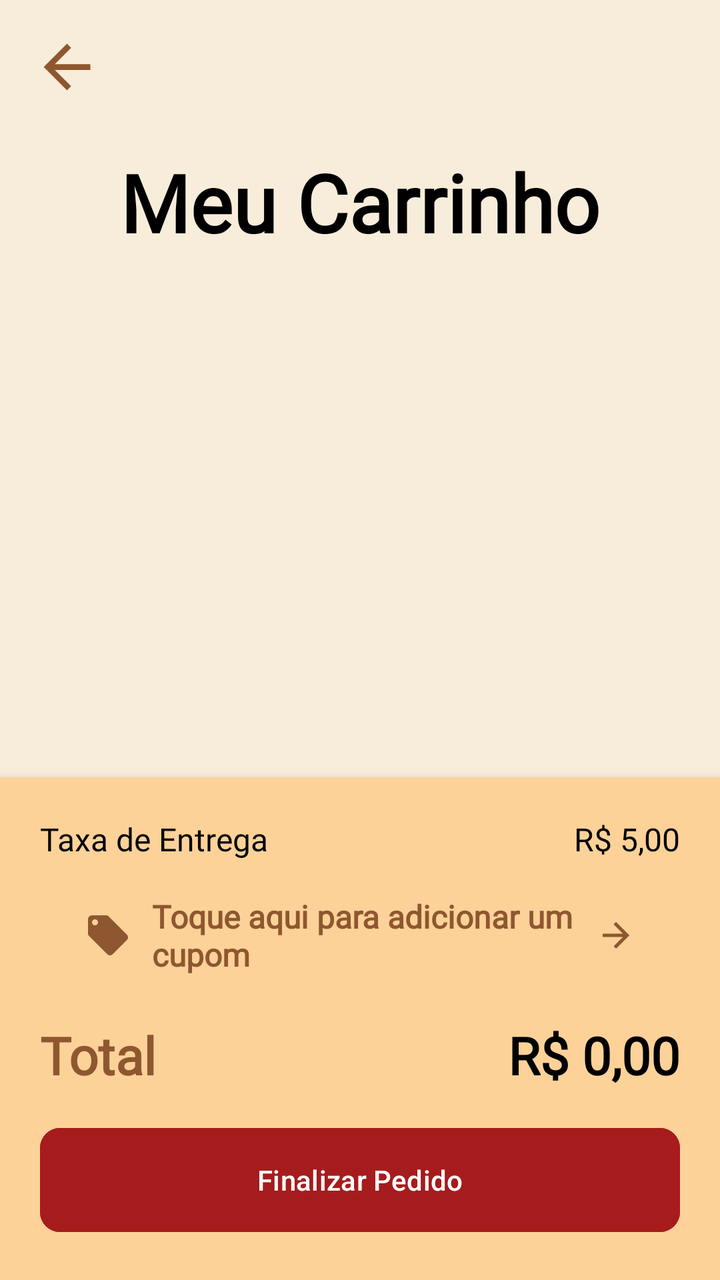
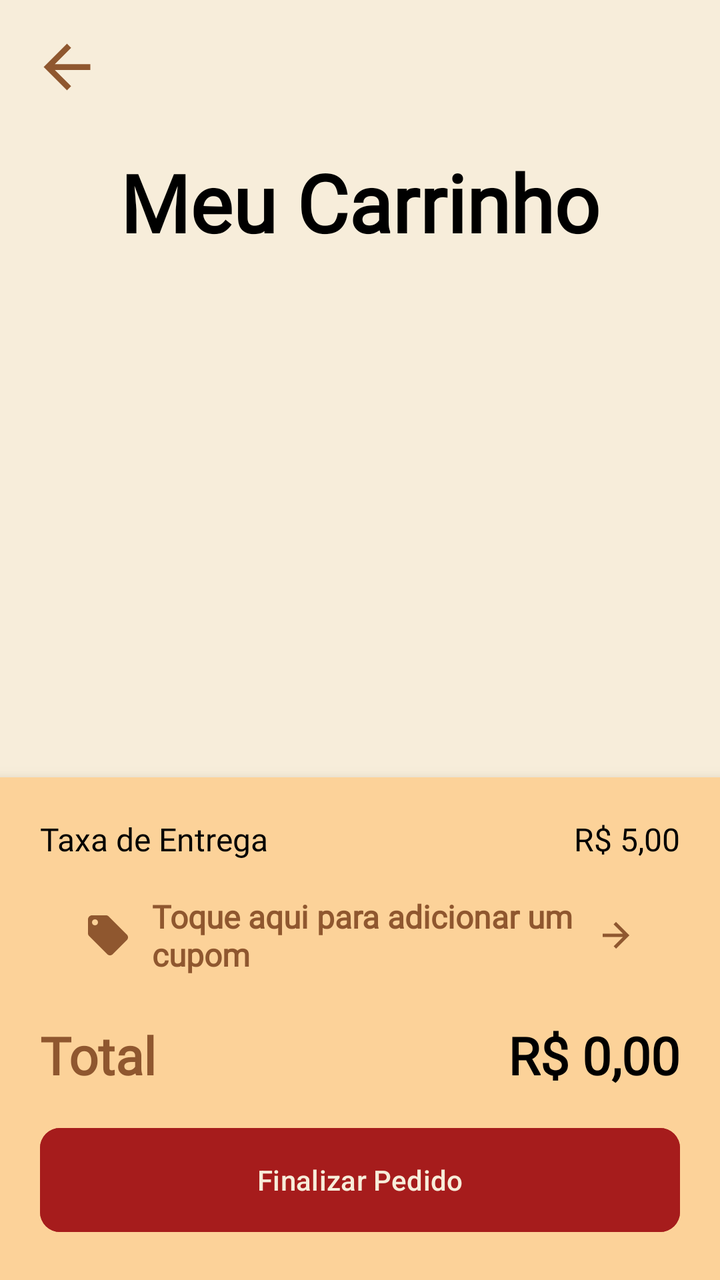

Before-and-after screenshots of an Android layout around one commit, followed by the original layout XML and the change that was made.
<!-- AndroidManifest.xml: application theme Theme.VangustApp -->
<!-- res/layout/fragment_carrinho.xml -->
<?xml version="1.0" encoding="utf-8"?>
<LinearLayout xmlns:android="http://schemas.android.com/apk/res/android"
    xmlns:app="http://schemas.android.com/apk/res-auto"
    android:layout_width="match_parent"
    android:layout_height="match_parent"
    android:background="#F7EDDA"
    android:orientation="vertical">

    
    <ImageView
        android:id="@+id/btnVoltarCarrinho"
        android:layout_width="35dp"
        android:layout_height="35dp"
        android:layout_marginStart="16dp"
        android:layout_marginTop="16dp"
        android:src="@drawable/baseline_arrow_back"
        app:tint="#8F572F" />

    
    <LinearLayout
        android:layout_width="match_parent"
        android:layout_height="100dp"
        android:gravity="center"
        android:orientation="vertical">

        <TextView
            android:layout_width="wrap_content"
            android:layout_height="wrap_content"
            android:fontFamily="@font/oswald_regular"
            android:text="Meu Carrinho"
            android:textColor="@color/black"
            android:textSize="40sp"
            android:textStyle="bold" />
    </LinearLayout>

    
    <androidx.recyclerview.widget.RecyclerView
        android:id="@+id/idRecCarrinho"
        android:layout_width="match_parent"
        android:layout_height="0dp"
        android:layout_weight="1"
        android:layout_margin="10dp" />


    
    <LinearLayout
        android:layout_width="match_parent"
        android:layout_height="wrap_content"
        android:background="#FCD299"
        android:elevation="8dp"
        android:orientation="vertical"
        android:padding="20dp">

        <LinearLayout
            android:layout_width="match_parent"
            android:layout_height="wrap_content"
            android:layout_marginBottom="5dp"
            android:orientation="horizontal">

            <TextView
                android:layout_width="0dp"
                android:layout_height="wrap_content"
                android:layout_weight="1"
                android:fontFamily="@font/roboto_condensed_light"
                android:text="Taxa de Entrega"
                android:textColor="@color/black"
                android:textSize="16sp" />

            <TextView
                android:id="@+id/tvTaxaEntrega"
                android:layout_width="wrap_content"
                android:layout_height="wrap_content"
                android:fontFamily="@font/roboto_condensed_light"
                android:text="R$ 5,00"
                android:textColor="@color/black"
                android:textSize="16sp" />
        </LinearLayout>

        

        <LinearLayout
            android:id="@+id/layoutAtalhoCupom"
            android:layout_width="match_parent"
            android:layout_height="wrap_content"
            android:background="#FCD299"
            android:orientation="horizontal"
            android:padding="12dp"
            android:gravity="center_vertical"
            android:layout_marginStart="10dp"
            android:layout_marginEnd="10dp"
            android:layout_marginBottom="10dp">

            <ImageView
                android:layout_width="24dp"
                android:layout_height="24dp"
                android:src="@drawable/baseline_local_offer"
                app:tint="#8F572F" />

            <TextView
                android:id="@+id/tvStatusCupomCarrinho"
                android:layout_width="0dp"
                android:layout_height="wrap_content"
                android:layout_weight="1"
                android:layout_marginStart="10dp"
                android:fontFamily="@font/roboto_condensed_light"
                android:text="Toque aqui para adicionar um cupom"
                android:textColor="#8F572F"
                android:textStyle="bold"
                android:textSize="16sp" />

            <ImageView
                android:layout_width="20dp"
                android:layout_height="20dp"
                android:src="@drawable/baseline_arrow_forward"
                app:tint="#8F572F" />
        </LinearLayout>

        <LinearLayout
            android:layout_width="match_parent"
            android:layout_height="wrap_content"
            android:orientation="horizontal">

            <TextView
                android:layout_width="0dp"
                android:layout_height="wrap_content"
                android:layout_weight="1"
                android:fontFamily="@font/oswald_regular"
                android:text="Total"
                android:textColor="#8F572F"
                android:textSize="26sp"
                android:textStyle="bold" />

            <TextView
                android:id="@+id/tvTotalCarrinho"
                android:layout_width="wrap_content"
                android:layout_height="wrap_content"
                android:fontFamily="@font/oswald_regular"
                android:text="R$ 0,00"
                android:textColor="@color/black"
                android:textSize="26sp"
                android:textStyle="bold" />
        </LinearLayout>

        <com.google.android.material.button.MaterialButton
            android:id="@+id/btnFinalizarCompra"
            android:layout_width="match_parent"
            android:layout_height="60dp"
            android:layout_marginTop="15dp"
            android:backgroundTint="#A61C1C"
            android:text="Finalizar Pedido"
            app:cornerRadius="10dp" />
    </LinearLayout>

</LinearLayout>
<!-- resources referenced by this layout -->
<resources>
  <color name="black">#FF000000</color>
  <!-- drawable baseline_arrow_back (drawable) -->
  <vector xmlns:android="http://schemas.android.com/apk/res/android" android:autoMirrored="true" android:height="24dp" android:tint="#000000" android:viewportHeight="24" android:viewportWidth="24" android:width="24dp">
        
      <path android:fillColor="@android:color/white" android:pathData="M20,11H7.83l5.59,-5.59L12,4l-8,8 8,8 1.41,-1.41L7.83,13H20v-2z"/>
      
  </vector>
  <!-- drawable baseline_arrow_forward (drawable) -->
  <vector xmlns:android="http://schemas.android.com/apk/res/android" android:autoMirrored="true" android:height="24dp" android:tint="#000000" android:viewportHeight="24" android:viewportWidth="24" android:width="24dp">
        
      <path android:fillColor="@android:color/white" android:pathData="M12,4l-1.41,1.41L16.17,11H4v2h12.17l-5.58,5.59L12,20l8,-8z"/>
      
  </vector>
  <!-- drawable baseline_local_offer (drawable) -->
  <vector xmlns:android="http://schemas.android.com/apk/res/android" android:height="24dp" android:tint="#000000" android:viewportHeight="24" android:viewportWidth="24" android:width="24dp">
        
      <path android:fillColor="@android:color/white" android:pathData="M21.41,11.58l-9,-9C12.05,2.22 11.55,2 11,2H4c-1.1,0 -2,0.9 -2,2v7c0,0.55 0.22,1.05 0.59,1.42l9,9c0.36,0.36 0.86,0.58 1.41,0.58 0.55,0 1.05,-0.22 1.41,-0.59l7,-7c0.37,-0.36 0.59,-0.86 0.59,-1.41 0,-0.55 -0.23,-1.06 -0.59,-1.42zM5.5,7C4.67,7 4,6.33 4,5.5S4.67,4 5.5,4 7,4.67 7,5.5 6.33,7 5.5,7z"/>
      
  </vector>
  <style name="Theme.VangustApp" parent="Base.Theme.VangustApp" />
  <style name="Base.Theme.VangustApp" parent="Theme.Material3.DayNight.NoActionBar">
          
          
      </style>
</resources>

<!-- the commit's change to res/layout/fragment_carrinho.xml (unified diff, before → after) -->
@@ -147,6 +147,7 @@
             android:layout_height="60dp"
             android:layout_marginTop="15dp"
             android:backgroundTint="#A61C1C"
+            android:textColor="#F7EDDA"
             android:text="Finalizar Pedido"
             app:cornerRadius="10dp" />
     </LinearLayout>
